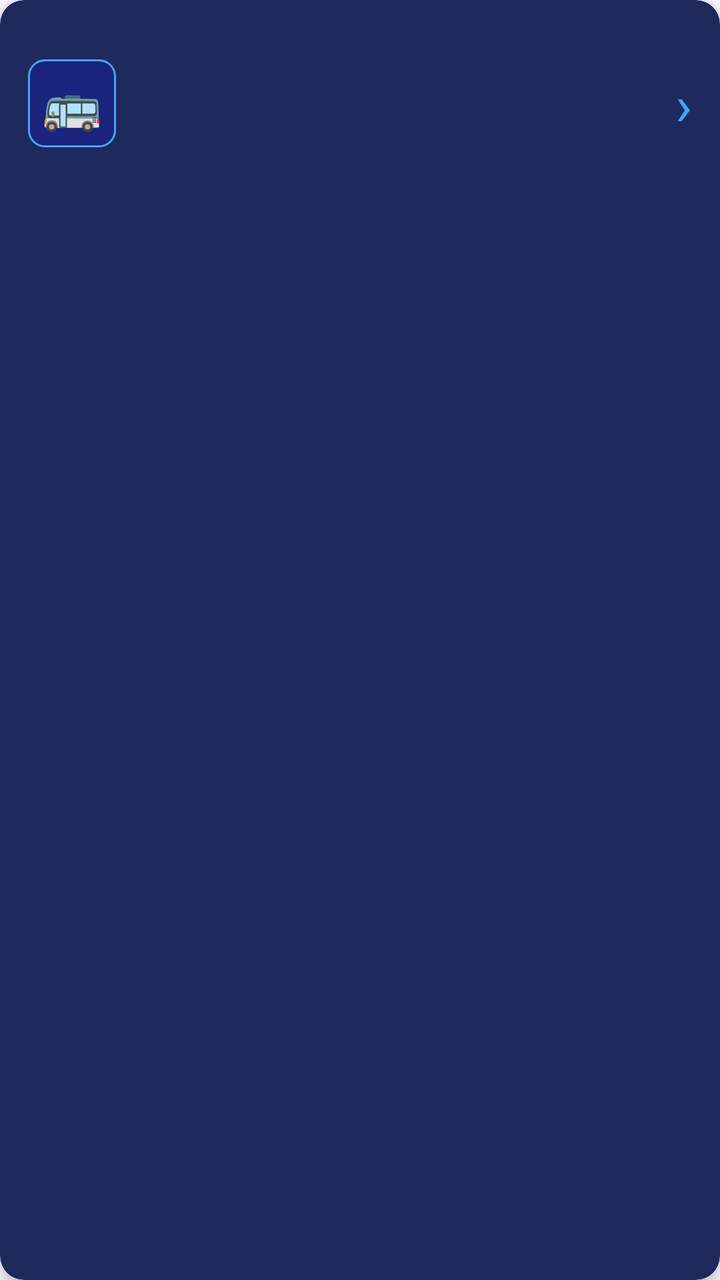
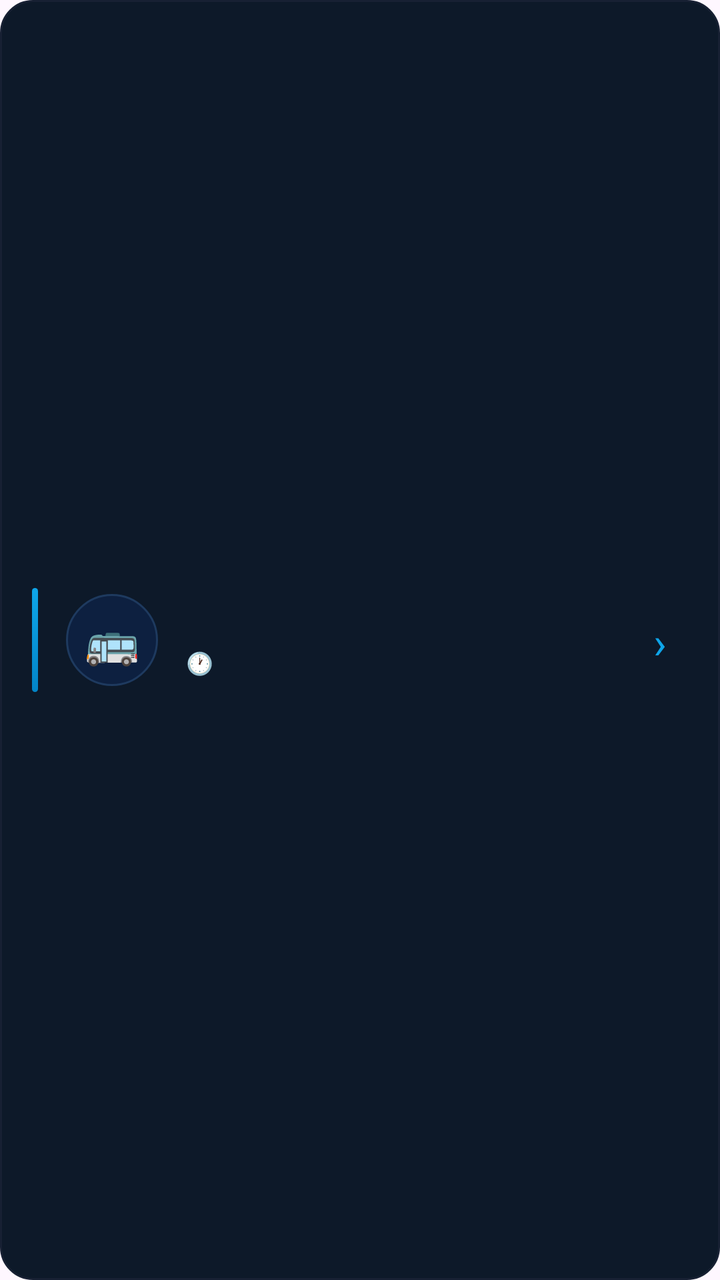

Two renders of the same Android screen: before a commit and after it. Below are the layout's source before the change and the commit's diff.
<!-- AndroidManifest.xml: application theme Theme.AppCompat.Light.NoActionBar -->
<!-- res/layout/bus_item.xml -->
<?xml version="1.0" encoding="utf-8"?>
<androidx.cardview.widget.CardView
    xmlns:android="http://schemas.android.com/apk/res/android"
    xmlns:app="http://schemas.android.com/apk/res-auto"
    android:layout_width="match_parent"
    android:layout_height="wrap_content"
    android:layout_marginStart="12dp"
    android:layout_marginEnd="12dp"
    android:layout_marginBottom="10dp"
    app:cardCornerRadius="12dp"
    app:cardElevation="4dp"
    app:cardBackgroundColor="#1E2A5E">

    <LinearLayout
        android:layout_width="match_parent"
        android:layout_height="wrap_content"
        android:orientation="horizontal"
        android:padding="14dp"
        android:gravity="center_vertical">

        
        <TextView
            android:layout_width="44dp"
            android:layout_height="44dp"
            android:text="🚌"
            android:textSize="24sp"
            android:gravity="center"
            android:background="@drawable/circle_blue"
            android:layout_marginEnd="12dp"/>

        
        <LinearLayout
            android:layout_width="0dp"
            android:layout_height="wrap_content"
            android:layout_weight="1"
            android:orientation="vertical">

            <TextView
                android:id="@+id/title"
                android:layout_width="match_parent"
                android:layout_height="wrap_content"
                android:textSize="14sp"
                android:textStyle="bold"
                android:textColor="#FFFFFF"
                android:maxLines="2"
                android:ellipsize="end"/>

            <TextView
                android:id="@+id/busId"
                android:layout_width="wrap_content"
                android:layout_height="wrap_content"
                android:textSize="11sp"
                android:textColor="#90CAF9"
                android:layout_marginTop="2dp"/>

            <TextView
                android:id="@+id/departure"
                android:layout_width="match_parent"
                android:layout_height="wrap_content"
                android:textSize="13sp"
                android:textColor="#42A5F5"
                android:textStyle="bold"
                android:layout_marginTop="4dp"/>

            <TextView
                android:id="@+id/stopTime"
                android:layout_width="match_parent"
                android:layout_height="wrap_content"
                android:textSize="12sp"
                android:textColor="#B0BEC5"
                android:layout_marginTop="2dp"/>

        </LinearLayout>

        
        <TextView
            android:layout_width="wrap_content"
            android:layout_height="wrap_content"
            android:text="›"
            android:textSize="28sp"
            android:textColor="#42A5F5"
            android:layout_marginStart="8dp"/>

    </LinearLayout>

</androidx.cardview.widget.CardView>
<!-- resources referenced by this layout -->
<resources>
  <!-- drawable circle_blue (drawable) -->
  <?xml version="1.0" encoding="utf-8"?>
  <shape xmlns:android="http://schemas.android.com/apk/res/android"
      android:shape="rectangle">
      <solid android:color="#1A237E"/>
      <corners android:radius="8dp"/>
      <stroke android:width="1dp" android:color="#42A5F5"/>
  </shape>
  <style name="Theme.AppCompat.Light.NoActionBar" parent="Base.Theme.AppCompat.Light.NoActionBar" />
  <style name="Base.Theme.AppCompat.Light.NoActionBar" parent="Theme.Material3.DayNight.NoActionBar">
          
          
      </style>
</resources>

<!-- the commit's change to res/layout/bus_item.xml (unified diff, before → after) -->
@@ -1,86 +1,101 @@
 <?xml version="1.0" encoding="utf-8"?>
-<androidx.cardview.widget.CardView
-    xmlns:android="http://schemas.android.com/apk/res/android"
-    xmlns:app="http://schemas.android.com/apk/res-auto"
+<LinearLayout xmlns:android="http://schemas.android.com/apk/res/android"
     android:layout_width="match_parent"
     android:layout_height="wrap_content"
-    android:layout_marginStart="12dp"
-    android:layout_marginEnd="12dp"
+    android:orientation="horizontal"
+    android:background="@drawable/bus_card_bg"
+    android:layout_marginStart="16dp"
+    android:layout_marginEnd="16dp"
     android:layout_marginBottom="10dp"
-    app:cardCornerRadius="12dp"
-    app:cardElevation="4dp"
-    app:cardBackgroundColor="#1E2A5E">
+    android:padding="16dp"
+    android:gravity="center_vertical"
+    android:clickable="true"
+    android:focusable="true">
 
+    
+    <View
+        android:layout_width="3dp"
+        android:layout_height="52dp"
+        android:background="@drawable/accent_bar"
+        android:layout_marginEnd="14dp"/>
+
+    
+    <TextView
+        android:layout_width="46dp"
+        android:layout_height="46dp"
+        android:text="🚌"
+        android:textSize="22sp"
+        android:gravity="center"
+        android:background="@drawable/bus_icon_bg"
+        android:layout_marginEnd="14dp"/>
+
+    
     <LinearLayout
-        android:layout_width="match_parent"
+        android:layout_width="0dp"
         android:layout_height="wrap_content"
-        android:orientation="horizontal"
-        android:padding="14dp"
-        android:gravity="center_vertical">
+        android:layout_weight="1"
+        android:orientation="vertical">
 
-        
         <TextView
-            android:layout_width="44dp"
-            android:layout_height="44dp"
-            android:text="🚌"
-            android:textSize="24sp"
-            android:gravity="center"
-            android:background="@drawable/circle_blue"
-            android:layout_marginEnd="12dp"/>
+            android:id="@+id/title"
+            android:layout_width="match_parent"
+            android:layout_height="wrap_content"
+            android:textSize="14sp"
+            android:textStyle="bold"
+            android:textColor="#F1F5F9"
+            android:maxLines="1"
+            android:ellipsize="end"/>
 
-        
+        <TextView
+            android:id="@+id/busId"
+            android:layout_width="wrap_content"
+            android:layout_height="wrap_content"
+            android:textSize="11sp"
+            android:textColor="#475569"
+            android:layout_marginTop="3dp"/>
+
         <LinearLayout
-            android:layout_width="0dp"
+            android:layout_width="match_parent"
             android:layout_height="wrap_content"
-            android:layout_weight="1"
-            android:orientation="vertical">
+            android:orientation="horizontal"
+            android:gravity="center_vertical"
+            android:layout_marginTop="6dp">
 
             <TextView
-                android:id="@+id/title"
-                android:layout_width="match_parent"
-                android:layout_height="wrap_content"
-                android:textSize="14sp"
-                android:textStyle="bold"
-                android:textColor="#FFFFFF"
-                android:maxLines="2"
-                android:ellipsize="end"/>
-
-            <TextView
-                android:id="@+id/busId"
                 android:layout_width="wrap_content"
                 android:layout_height="wrap_content"
-                android:textSize="11sp"
-                android:textColor="#90CAF9"
-                android:layout_marginTop="2dp"/>
+                android:text="🕐 "
+                android:textSize="11sp"/>
 
             <TextView
                 android:id="@+id/departure"
-                android:layout_width="match_parent"
+                android:layout_width="wrap_content"
                 android:layout_height="wrap_content"
                 android:textSize="13sp"
-                android:textColor="#42A5F5"
-                android:textStyle="bold"
-                android:layout_marginTop="4dp"/>
-
-            <TextView
-                android:id="@+id/stopTime"
-                android:layout_width="match_parent"
-                android:layout_height="wrap_content"
-                android:textSize="12sp"
-                android:textColor="#B0BEC5"
-                android:layout_marginTop="2dp"/>
+                android:textColor="#0EA5E9"
+                android:textStyle="bold"/>
 
         </LinearLayout>
 
-        
         <TextView
-            android:layout_width="wrap_content"
+            android:id="@+id/stopTime"
+            android:layout_width="match_parent"
             android:layout_height="wrap_content"
-            android:text="›"
-            android:textSize="28sp"
-            android:textColor="#42A5F5"
-            android:layout_marginStart="8dp"/>
+            android:textSize="12sp"
+            android:textColor="#475569"
+            android:layout_marginTop="3dp"
+            android:maxLines="1"
+            android:ellipsize="end"/>
 
     </LinearLayout>
 
-</androidx.cardview.widget.CardView>
+    
+    <TextView
+        android:layout_width="28dp"
+        android:layout_height="28dp"
+        android:text="›"
+        android:textSize="22sp"
+        android:textColor="#0EA5E9"
+        android:gravity="center"/>
+
+</LinearLayout>
<!-- resource entries referenced after the edit -->
@@ -1,12 +1,29 @@
 <!-- resources referenced by this layout -->
 <resources>
-  <!-- drawable circle_blue (drawable) -->
+  <!-- drawable accent_bar (drawable) -->
   <?xml version="1.0" encoding="utf-8"?>
   <shape xmlns:android="http://schemas.android.com/apk/res/android"
       android:shape="rectangle">
-      <solid android:color="#1A237E"/>
-      <corners android:radius="8dp"/>
-      <stroke android:width="1dp" android:color="#42A5F5"/>
+      <gradient
+          android:startColor="#0EA5E9"
+          android:endColor="#0284C7"
+          android:angle="270"/>
+      <corners android:radius="4dp"/>
+  </shape>
+  <!-- drawable bus_card_bg (drawable) -->
+  <?xml version="1.0" encoding="utf-8"?>
+  <shape xmlns:android="http://schemas.android.com/apk/res/android"
+      android:shape="rectangle">
+      <solid android:color="#0D1929"/>
+      <corners android:radius="16dp"/>
+      <stroke android:width="1dp" android:color="#172033"/>
+  </shape>
+  <!-- drawable bus_icon_bg (drawable) -->
+  <?xml version="1.0" encoding="utf-8"?>
+  <shape xmlns:android="http://schemas.android.com/apk/res/android"
+      android:shape="oval">
+      <solid android:color="#0D2040"/>
+      <stroke android:width="1dp" android:color="#1E3A5F"/>
   </shape>
   <style name="Theme.AppCompat.Light.NoActionBar" parent="Base.Theme.AppCompat.Light.NoActionBar" />
   <style name="Base.Theme.AppCompat.Light.NoActionBar" parent="Theme.Material3.DayNight.NoActionBar">
